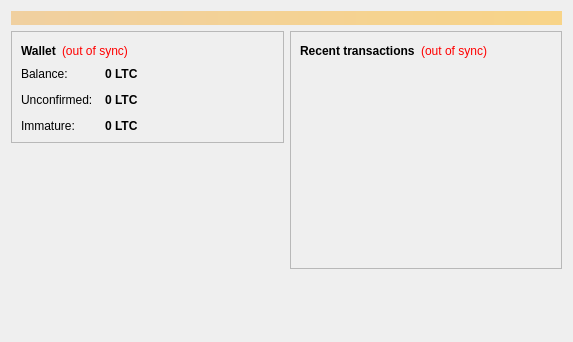
Qt form src/qt/forms/overviewpage.ui (socomj/Illuminati-Coin) before a commit.
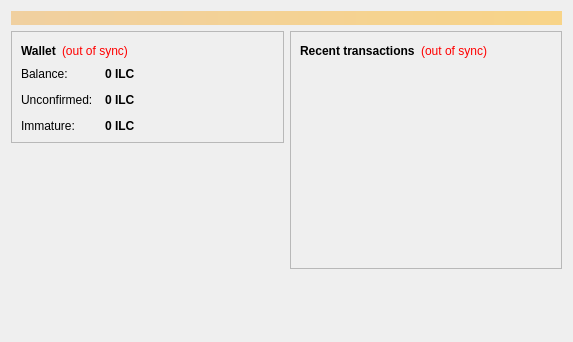
The same form after that commit.

The edit to the form file:
```diff
--- a/src/qt/forms/overviewpage.ui
+++ b/src/qt/forms/overviewpage.ui
@@ -122,7 +122,7 @@
                <string>Your current balance</string>
               </property>
               <property name="text">
-               <string notr="true">0 LTC</string>
+               <string notr="true">0 ILC</string>
               </property>
               <property name="textInteractionFlags">
                <set>Qt::LinksAccessibleByMouse|Qt::TextSelectableByKeyboard|Qt::TextSelectableByMouse</set>
@@ -151,7 +151,7 @@
                <string>Total of transactions that have yet to be confirmed, and do not yet count toward the current balance</string>
               </property>
               <property name="text">
-               <string notr="true">0 LTC</string>
+               <string notr="true">0 ILC</string>
               </property>
               <property name="textInteractionFlags">
                <set>Qt::LinksAccessibleByMouse|Qt::TextSelectableByKeyboard|Qt::TextSelectableByMouse</set>
@@ -177,7 +177,7 @@
                <string>Mined balance that has not yet matured</string>
               </property>
               <property name="text">
-               <string notr="true">0 LTC</string>
+               <string notr="true">0 ILC</string>
               </property>
               <property name="textInteractionFlags">
                <set>Qt::LinksAccessibleByMouse|Qt::TextSelectableByKeyboard|Qt::TextSelectableByMouse</set>
```
Left out of the diff: 4 changed lines with no effect on the pictures.
